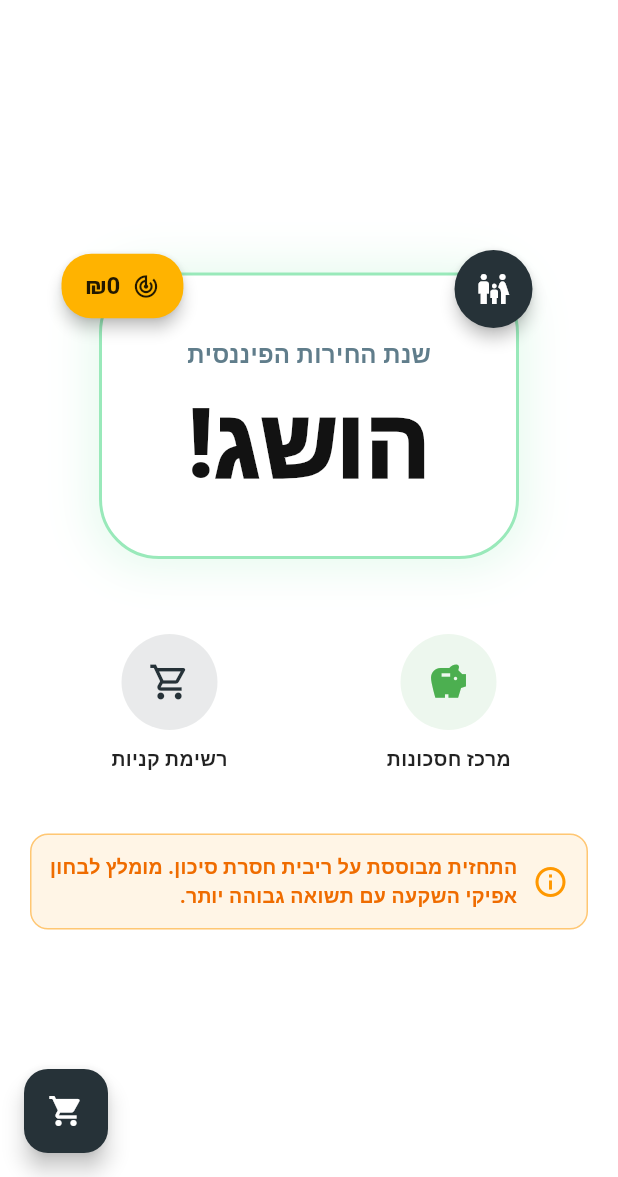
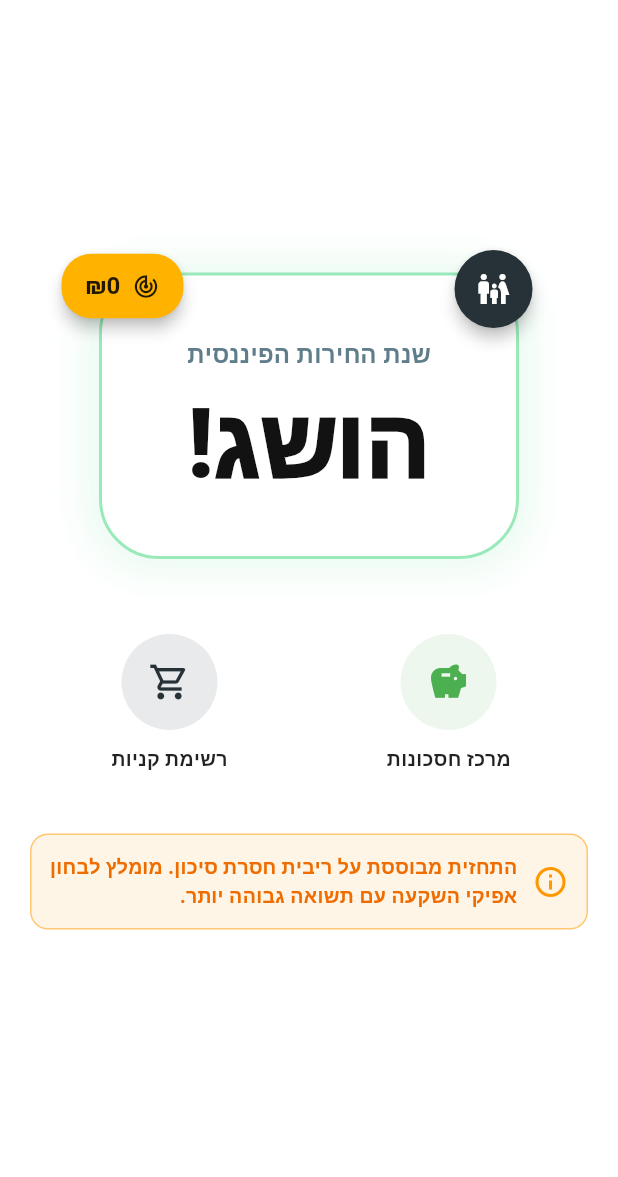
Before and after one commit to rjbr1982/Fintel, a Flutter app: the MainScreen screen opened directly, on a phone screen of 412 x 824 dp, the part 59-1236 px from its top. Run offline on Flutter 3.47's test engine with Material 3 defaults, Android fonts, the phone set to English and light mode, and no system bars; our stand-ins replace cloud_firestore, firebase_auth, firebase_core, flutter_local_notifications, google_sign_in, local_auth; accounts and stored records are empty; network calls fail; Roboto replaces fonts that are missing (Heebo).

```diff
--- a/lib/ui/screens/main_screen.dart
+++ b/lib/ui/screens/main_screen.dart
@@ -1,4 +1,4 @@
-// 🔒 STATUS: EDITED (Fixed unnecessary_const Linter Warning)
+// 🔒 STATUS: EDITED (Fixed unnecessary_const Linter Warnings)
 import 'package:flutter/material.dart';
 import 'package:provider/provider.dart';
 import '../../providers/budget_provider.dart';
@@ -365,13 +365,7 @@ class _MainScreenState extends State<MainScreen> with TickerProviderStateMixin {
         Scaffold(
           backgroundColor: Colors.white,
           appBar: const GlobalHeader(),
-          floatingActionButton: FloatingActionButton(
-            backgroundColor: Colors.blueGrey[900],
-            onPressed: () {
-              Navigator.push(context, MaterialPageRoute(builder: (context) => const ShoppingScreen()));
-            },
-            child: const Icon(Icons.shopping_cart, color: Colors.white),
-          ),
+          // ה-FloatingActionButton הוסר למניעת כפילות
           body: Center(
             child: SingleChildScrollView(
               child: Padding(
@@ -459,7 +453,6 @@ class _MainScreenState extends State<MainScreen> with TickerProviderStateMixin {
 
                     const SizedBox(height: 50),
 
-                    // שורת הניווט התחתונה המעודכנת (חסכונות וקניות בלבד)
                     Row(
                       mainAxisAlignment: MainAxisAlignment.spaceEvenly,
                       crossAxisAlignment: CrossAxisAlignment.start,
```
Also changed, not shown: 1 other file.
